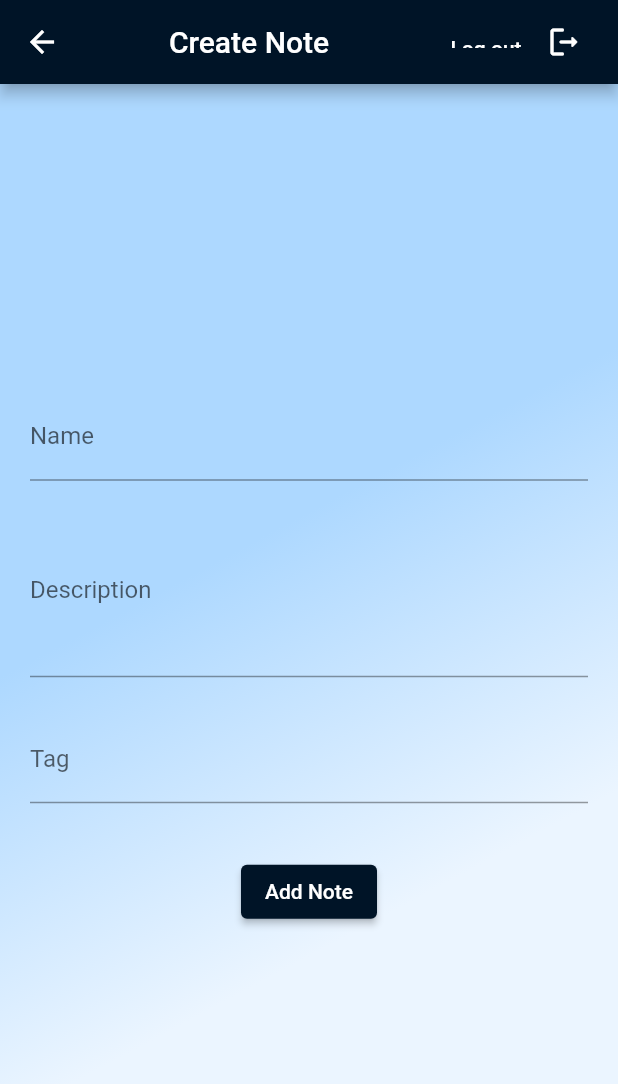
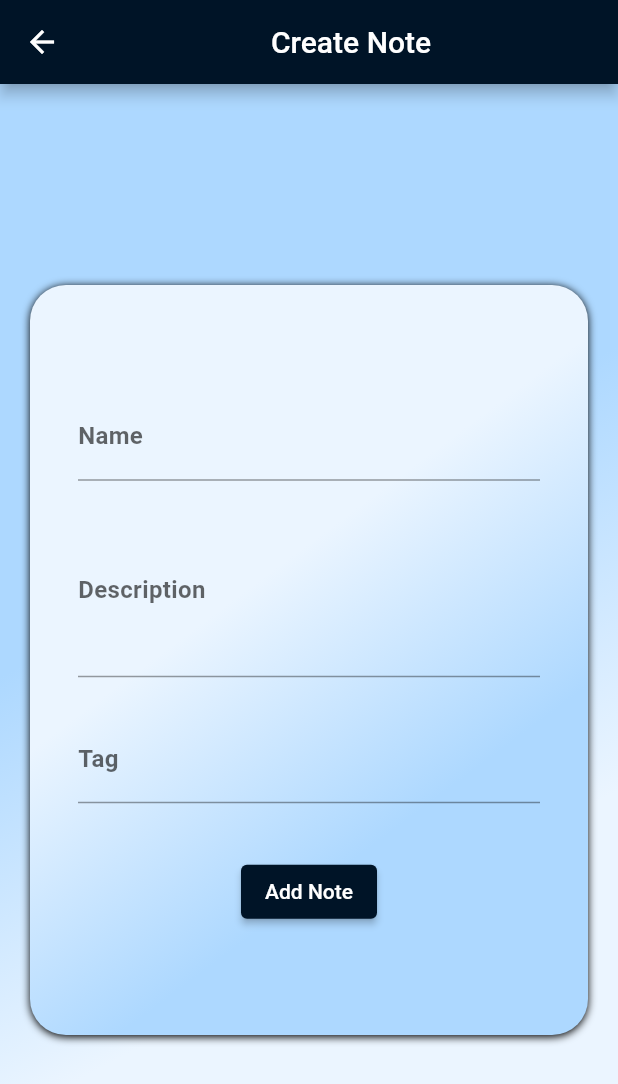
Before and after one commit to vansh132/Mystica, a Flutter app: the CreateNoteScreen screen opened directly with empty values, on a phone screen of 412 x 824 dp. Shown: the top 1084 px of the screen. Run offline on Flutter 3.47's test engine with Material 2 defaults, Android fonts, the phone set to English and light mode, and no system bars; our stand-ins replace carousel_slider, drift, file_picker, flutter_datetime_picker, fluttericon, pie_chart and 2 more; accounts and stored records are empty; generated files the repository leaves out were written again.

Commit message:
notebook styling improvised

```diff
--- a/lib/screens/submain-screens/notebook/edit_notebook.dart
+++ b/lib/screens/submain-screens/notebook/edit_notebook.dart
@@ -141,7 +141,7 @@ class _EditNotebookScreenState extends State<EditNotebookScreen> {
                     ],
                   ),
                   child: Column(
-                    mainAxisAlignment: MainAxisAlignment.center,
+                    mainAxisAlignment: MainAxisAlignment.spaceAround,
                     children: [
                       TextFormField(
                         controller: _nameController,
@@ -167,6 +167,7 @@ class _EditNotebookScreenState extends State<EditNotebookScreen> {
                             letterSpacing: 0.24,
                           ),
                         ),
+                        maxLines: 4,
                       ),
                       const SizedBox(
                         height: 15,
--- a/lib/screens/submain-screens/notebook/note/create_note.dart
+++ b/lib/screens/submain-screens/notebook/note/create_note.dart
@@ -69,32 +69,6 @@ class _CreateNoteScreenState extends State<CreateNoteScreen> {
     return Scaffold(
       appBar: AppBar(
         title: const Center(child: Text("Create Note")),
-        actions: [
-          Padding(
-              padding: const EdgeInsets.all(16.0),
-              child: Center(
-                child: Row(
-                  children: [
-                    TextButton(
-                      child: const Text(
-                        "Log out",
-                        style: TextStyle(color: Colors.white),
-                      ),
-                      onPressed: () {
-                        print("Log out ");
-                      },
-                    ),
-                    const SizedBox(
-                      width: 8,
-                    ),
-                    const Icon(Icons.logout_rounded),
-                    const SizedBox(
-                      width: 8,
-                    ),
-                  ],
-                ),
-              )),
-        ],
       ),
       body: Container(
         decoration: const BoxDecoration(
@@ -115,36 +89,76 @@ class _CreateNoteScreenState extends State<CreateNoteScreen> {
         child: Column(
           mainAxisAlignment: MainAxisAlignment.center,
           children: [
-            SizedBox(
-              width: 550,
-              child: TextField(
-                decoration: const InputDecoration(labelText: 'Name'),
+            Container(
+              width: 500,
+              height: 500,
+              padding: const EdgeInsets.all(32),
+              decoration: const BoxDecoration(
+                gradient: LinearGradient(colors: [
+                  Color(0xffEBF5FF),
+                  Color(0xffADD8FF),
+                ], stops: [
+                  0.4,
+                  0.7
+                ], begin: Alignment.topLeft, end: Alignment.bottomRight),
+                borderRadius: BorderRadius.only(
+                    topLeft: Radius.circular(24),
+                    topRight: Radius.circular(24),
+                    bottomLeft: Radius.circular(24),
+                    bottomRight: Radius.circular(24)),
+                boxShadow: [
+                  BoxShadow(
+                    color: Colors.black,
+                    offset: Offset(0.0, 1.0),
+                    blurRadius: 4.0,
+                  ),
+                ],
+              ),
+              child: Column(
+                mainAxisAlignment: MainAxisAlignment.center,
+                children: [
+                  TextField(
+                    decoration: const InputDecoration(
+                      labelText: 'Name',
+                      labelStyle: TextStyle(
+                        fontWeight: FontWeight.bold,
+                        fontSize: 16,
+                        letterSpacing: 0.24,
+                      ),
+                    ),
                     controller: _nameController,
                     onSubmitted: (_) => _addNote(),
-              ),
                   ),
                   const SizedBox(
                     height: 15,
                   ),
-            SizedBox(
-              width: 550,
-              child: TextField(
-                decoration: const InputDecoration(labelText: 'Description'),
+                  TextField(
+                    decoration: const InputDecoration(
+                      labelText: 'Description',
+                      labelStyle: TextStyle(
+                        fontWeight: FontWeight.bold,
+                        fontSize: 16,
+                        letterSpacing: 0.24,
+                      ),
+                    ),
                     maxLines: 4,
                     controller: _descriptionController,
                     onSubmitted: (_) => _addNote(),
                   ),
-            ),
                   const SizedBox(
                     height: 25,
                   ),
-            SizedBox(
-              width: 550,
-              child: TextField(
-                decoration: const InputDecoration(labelText: 'Tag'),
+                  TextField(
+                    decoration: const InputDecoration(
+                      labelText: 'Tag',
+                      labelStyle: TextStyle(
+                        fontWeight: FontWeight.bold,
+                        fontSize: 16,
+                        letterSpacing: 0.24,
+                      ),
+                    ),
                     controller: _tagController,
                     onSubmitted: (_) => _addNote(),
-              ),
                   ),
                   const SizedBox(
                     height: 35,
@@ -153,6 +167,9 @@ class _CreateNoteScreenState extends State<CreateNoteScreen> {
                     onPressed: _addNote,
                     child: const Text("Add Note"),
                   )
+                ],
+              ),
+            ),
           ],
         ),
       ),
--- a/lib/screens/submain-screens/notebook/note/note_screen.dart
+++ b/lib/screens/submain-screens/notebook/note/note_screen.dart
@@ -90,8 +90,8 @@ class _NoteScreenState extends State<NoteScreen> {
                       itemCount: notes.length,
                       gridDelegate:
                           const SliverGridDelegateWithFixedCrossAxisCount(
-                              crossAxisCount: 2,
-                              childAspectRatio: 10 / 9,
+                              crossAxisCount: 4,
+                              childAspectRatio: 6 / 6,
                               crossAxisSpacing: 45,
                               mainAxisSpacing: 35),
                       itemBuilder: (context, index) =>
```
Also changed, not shown: lib/screens/submain-screens/notebook/note/detail_note_screen.dart (+41 -10 lines), lib/screens/submain-screens/notebook/note/edit_note_screen.dart (+53 -28 lines), lib/widgets/Items/note_item.dart (+10 -5 lines). Lines whose indentation alone changed are shown as unchanged.
